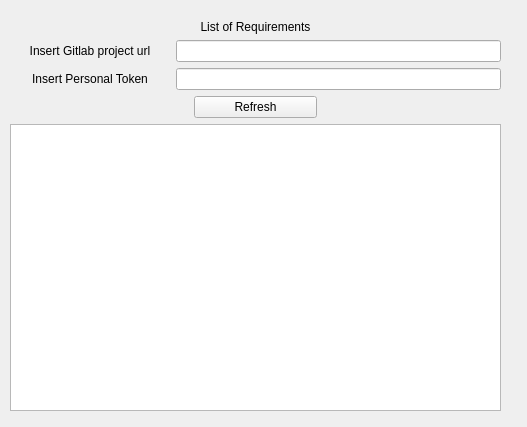
This is src/libs/requirements/ui/gitlabrequirements.ui in esa/spacecreator as Qt 5 draws it before an edit. The edited form follows.
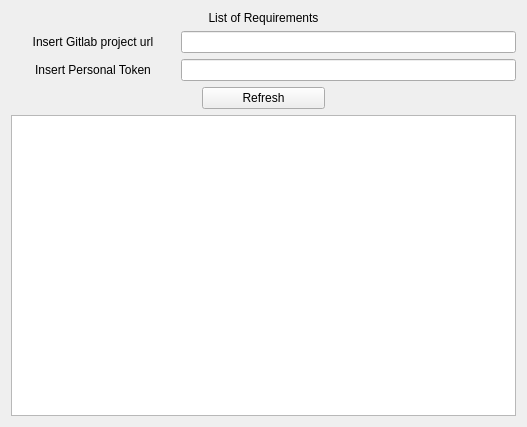
This is the edited form.

Commit message: Make requirements dialog resizable

The edit to the form file:
```diff
--- a/src/libs/requirements/ui/gitlabrequirements.ui
+++ b/src/libs/requirements/ui/gitlabrequirements.ui
@@ -19,15 +19,8 @@
   <property name="windowTitle">
    <string>Form</string>
   </property>
-  <widget class="QWidget" name="gridLayoutWidget">
-   <property name="geometry">
-    <rect>
-     <x>10</x>
-     <y>20</y>
-     <width>491</width>
-     <height>391</height>
-    </rect>
-   </property>
+  <layout class="QGridLayout" name="gridLayout_2">
+   <item row="0" column="0">
    <layout class="QGridLayout" name="gridLayout">
     <item row="3" column="0">
      <widget class="QLabel" name="TokenLabel">
@@ -105,7 +98,8 @@
      </widget>
     </item>
    </layout>
-  </widget>
+   </item>
+  </layout>
  </widget>
  <resources/>
  <connections/>
```
Lines whose indentation alone changed are shown as unchanged.
